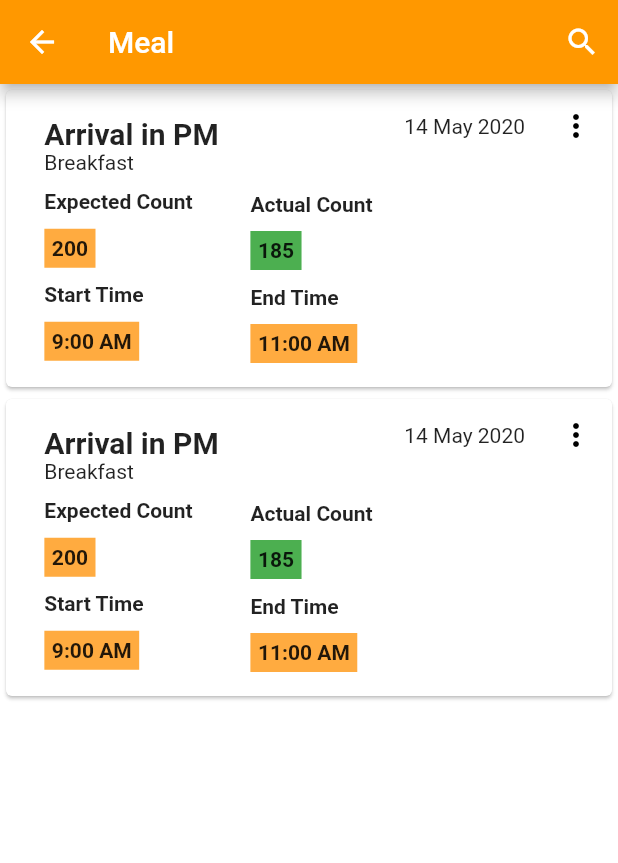
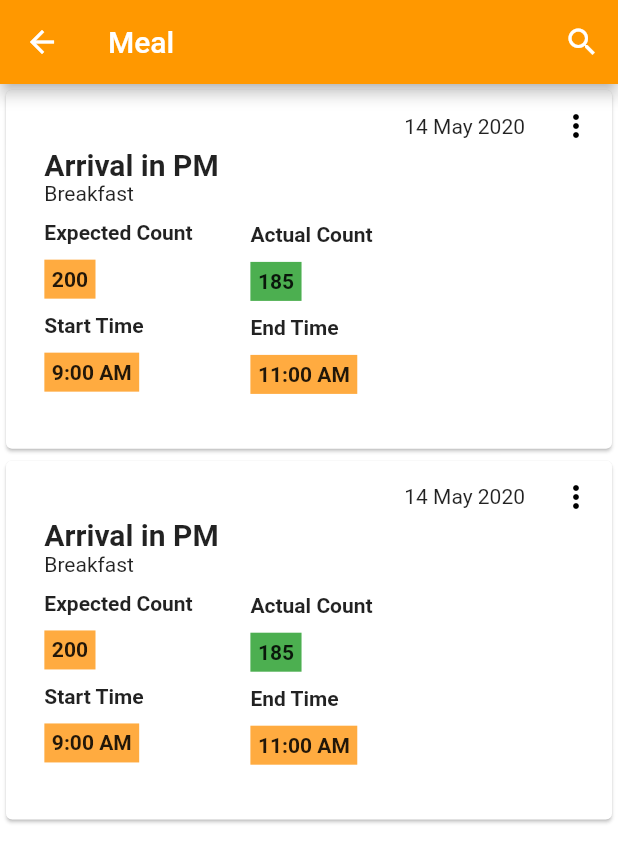
Before and after one commit to Mastersam07/Kitchen_Mgmt_System, a Flutter app: the MealScreen screen opened directly, on a phone screen of 412 x 824 dp. Shown: the top 863 px of the screen. Run offline on Flutter 3.47's test engine with Material 2 defaults, Android fonts, the light colour scheme and no system bars; missing offline and left inert: search_widget.

Commit message:
fixed mealscreen ui

```diff
--- a/lib/ui/mealscreen.dart
+++ b/lib/ui/mealscreen.dart
@@ -23,7 +23,7 @@ class MealScreen extends StatelessWidget {
       body: ListView(
         children: <Widget>[
           Container(
-            height: MediaQuery.of(context).size.height * 0.25,
+            height: MediaQuery.of(context).size.height * 0.3,
             width: MediaQuery.of(context).size.width,
             child: Card(
               child: Row(
@@ -169,7 +169,7 @@ class MealScreen extends StatelessWidget {
             ),
           ),
           Container(
-            height: MediaQuery.of(context).size.height * 0.25,
+            height: MediaQuery.of(context).size.height * 0.3,
             width: MediaQuery.of(context).size.width,
             child: Card(
               child: Row(
```
